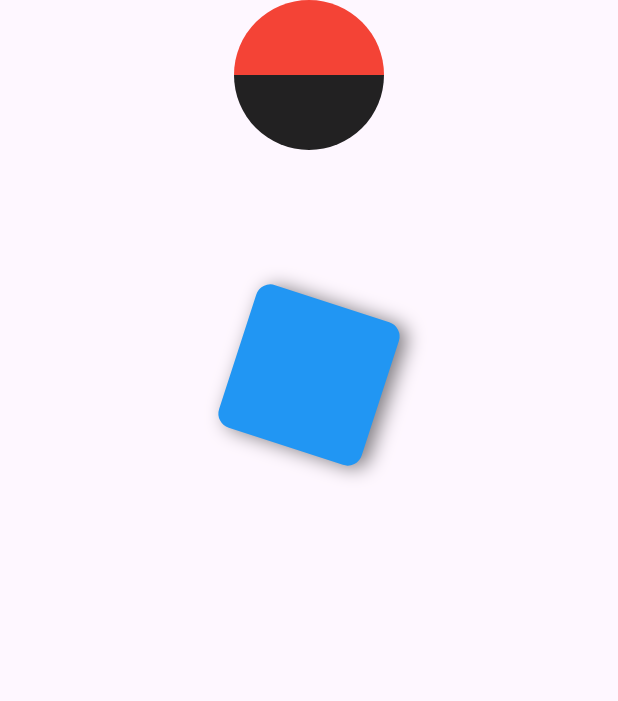
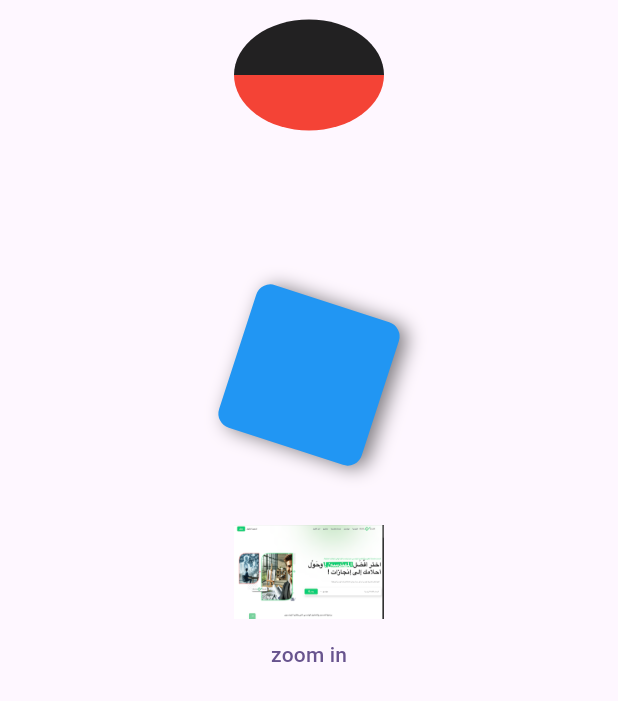
Before and after one commit to islam-debbi-dev/tutorials_flutter, a Flutter app: the screen it shows after launch, on a phone screen of 412 x 824 dp. Shown: the top 701 px of the screen. Run offline on Flutter 3.47's test engine with Material 3 defaults, Android fonts, the phone set to English and light mode, and no system bars.

Commit message:
- added imlicit animation

```diff
--- a/lib/animations/animation_screen.dart
+++ b/lib/animations/animation_screen.dart
@@ -19,9 +19,67 @@ class _AnimationScreenState extends State<AnimationScreen> {
             const FirstAnimationWidget(),
             SizedBox(height: 50),
             const SecondAnimationWidget(),
+            const SizedBox(height: 50),
+            const ImplicitAnimationWidget(),
           ],
         ),
       ),
     );
   }
 }
+
+class ImplicitAnimationWidget extends StatefulWidget {
+  const ImplicitAnimationWidget({super.key});
+
+  @override
+  State<ImplicitAnimationWidget> createState() =>
+      _ImplicitAnimationWidgetState();
+}
+
+class _ImplicitAnimationWidgetState extends State<ImplicitAnimationWidget> {
+  var isZoomed = false;
+  var isZoomedText = 'zoom in';
+  var widthImage = 100.00;
+  final _curve = Curves.fastEaseInToSlowEaseOut;
+  @override
+  Widget build(BuildContext context) {
+    return Column(
+      children: [
+        Row(
+          mainAxisAlignment: MainAxisAlignment.center,
+          children: [
+            AnimatedContainer(
+              curve: _curve,
+              duration: Duration(seconds: 1),
+              width: widthImage,
+              color: Colors.blue,
+              child: Image.asset(
+                'assets/images/images1.png',
+                // // make the image fill the container so width changes are visible
+                // width: double.infinity,
+                // fit: BoxFit.cover,
+              ),
+            ),
+          ],
+        ),
+
+        TextButton(
+          onPressed: () {
+            setState(() {
+              if (isZoomed) {
+                isZoomed = false;
+                isZoomedText = 'zoom in';
+                widthImage = 100.00;
+              } else {
+                isZoomed = true;
+                isZoomedText = 'zoom out';
+                widthImage = MediaQuery.of(context).size.width;
+              }
+            });
+          },
+          child: Text(isZoomedText),
+        ),
+      ],
+    );
+  }
+}
--- a/lib/animations/first_animation_widget.dart
+++ b/lib/animations/first_animation_widget.dart
@@ -42,19 +42,51 @@ class _FirstAnimationWidgetState extends State<FirstAnimationWidget>
     );
     _counterClockwiseRotationController.addStatusListener((status) {
       if (status == AnimationStatus.completed) {
+        // Use the current animation value (radians), not the controller's
+        // normalized value (0..1). Recreate the tween so the flip continues
+        // from the current rotation value.
         _flipAnimation =
             Tween<double>(
-              begin: _flipController.value,
-              end: _flipController.value + pi,
+              begin: _flipAnimation.value,
+              end: _flipAnimation.value + pi,
             ).animate(
               CurvedAnimation(parent: _flipController, curve: Curves.bounceOut),
             );
-        (() {
-          _flipController
-            ..reset()
-            ..forward();
-        }).delayed(Duration(milliseconds: 500));
+
+        _flipController
+          ..reset()
+          ..forward();
       }
+    });
+
+    _flipController.addStatusListener((status) {
+      if (status == AnimationStatus.completed) {
+        // Continue the rotation from the current animation value (radians).
+        _counterClockwiseRotationAnimation =
+            Tween<double>(
+              begin: _counterClockwiseRotationAnimation.value,
+              end: _counterClockwiseRotationAnimation.value + -(pi / 2),
+            ).animate(
+              CurvedAnimation(
+                parent: _counterClockwiseRotationController,
+                curve: Curves.bounceOut,
+              ),
+            );
+
+        _counterClockwiseRotationController
+          ..reset()
+          ..forward();
+      }
+    });
+
+    // Start the first animation once after the first frame with a small delay.
+    // Avoid starting animations from build() which can be called many times.
+    WidgetsBinding.instance.addPostFrameCallback((_) {
+      Future.delayed(const Duration(seconds: 1), () {
+        _counterClockwiseRotationController
+          ..reset()
+          ..forward();
+      });
     });
   }
 
@@ -67,11 +99,9 @@ class _FirstAnimationWidgetState extends State<FirstAnimationWidget>
 
   @override
   Widget build(BuildContext context) {
-    (() {
-      _counterClockwiseRotationController
-        ..reset()
-        ..forward();
-    }).delayed(Duration(seconds: 1));
+    // NOTE: don't start animations here — starting in build schedules a new
+    // delayed start on every rebuild which creates unexpected behavior.
+    // Initial start is scheduled once in initState instead.
     return Column(
       children: [
         AnimatedBuilder(
@@ -118,12 +148,6 @@ class _FirstAnimationWidgetState extends State<FirstAnimationWidget>
   }
 }
 
-extension on VoidCallback {
-  Future<void> delayed(Duration delay) {
-    return Future.delayed(delay, this);
-  }
-}
-
 class HalfCircleClipper extends CustomClipper<Path> {
   final CircleSide side;
 
--- a/pubspec.yaml
+++ b/pubspec.yaml
@@ -58,8 +58,8 @@ flutter:
   uses-material-design: true
 
   # To add assets to your application, add an assets section, like this:
-  # assets:
-  #   - images/a_dot_burr.jpeg
+  assets:
+    - assets/images/
   #   - images/a_dot_ham.jpeg
 
   # An image asset can refer to one or more resolution-specific "variants", see
```
Also changed, not shown: assets/images/images1.png (added).
